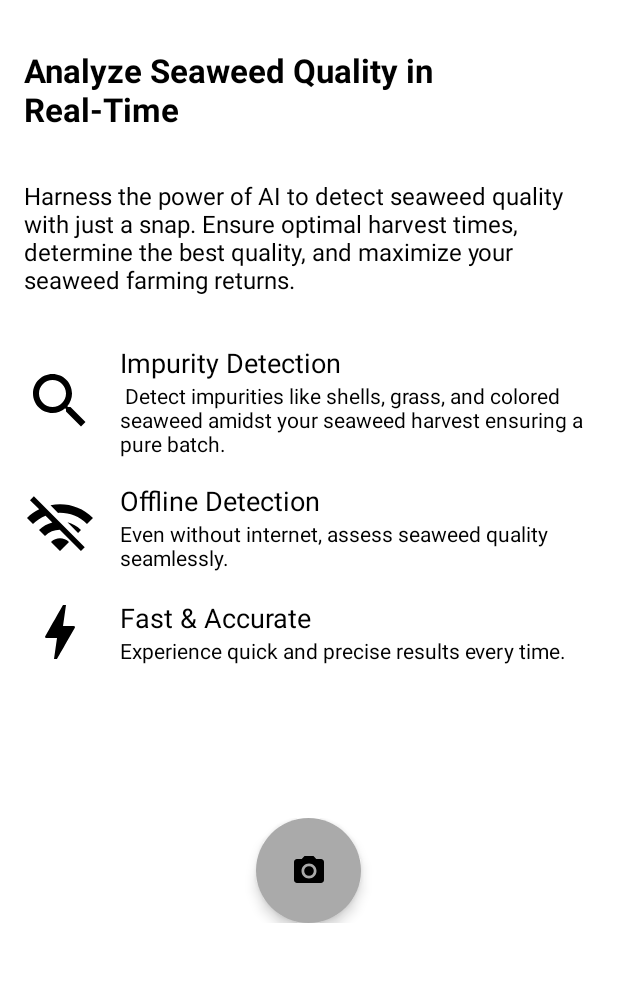
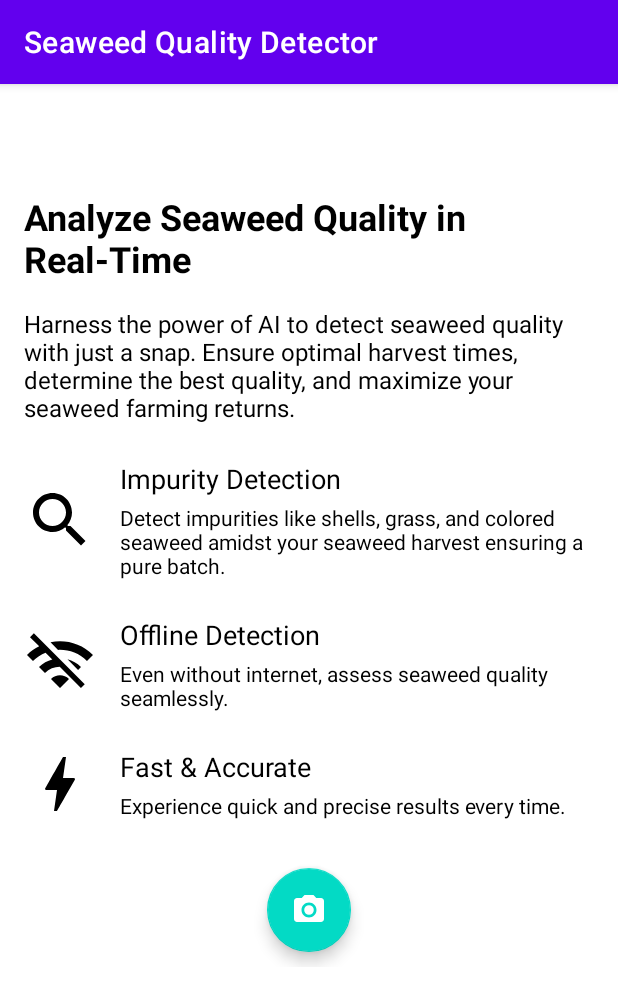
Before and after one commit to zhangxiang0518/YOLOv8_Seaweed_Detect, an Android app: the screen it shows after launch (HomeActivity), on a phone screen of 412 x 824 dp. Shown: the top 1005 px of the screen. Run offline under Robolectric (Android 15) with nearby library versions, the phone set to English and light mode, and no system bars.

Commit message:
Home page add header and ui improved

```diff
--- a/app/src/main/res/layout/activity_home.xml
+++ b/app/src/main/res/layout/activity_home.xml
@@ -1,65 +1,59 @@
 <?xml version="1.0" encoding="utf-8"?>
-<LinearLayout xmlns:android="http://schemas.android.com/apk/res/android"
+<androidx.coordinatorlayout.widget.CoordinatorLayout xmlns:android="http://schemas.android.com/apk/res/android"
+    xmlns:app="http://schemas.android.com/apk/res-auto"
     android:layout_width="match_parent"
     android:layout_height="match_parent"
-    xmlns:app="http://schemas.android.com/apk/res-auto"
-    android:background="#FFFFFF"
-    android:textColor="#000000"
-    android:orientation="vertical"
-    android:padding="16dp">
+    android:background="#FFFFFF">
 
-    <!-- Header with the title -->
-    <LinearLayout
+    <!-- AppBarLayout with Toolbar for Header -->
+    <com.google.android.material.appbar.AppBarLayout
         android:layout_width="match_parent"
         android:layout_height="wrap_content"
-        android:gravity="center_vertical|end"
-        android:orientation="horizontal">
+        android:theme="@style/ThemeOverlay.AppCompat.Dark.ActionBar">
 
-<!--        <TextView-->
-<!--            android:layout_width="0dp"-->
-<!--            android:layout_height="wrap_content"-->
-<!--            android:layout_weight="1"-->
-<!--            android:text="Seaweed Quality Detector"-->
-<!--            android:textSize="24sp" />-->
-    </LinearLayout>
+        <androidx.appcompat.widget.Toolbar
+            android:id="@+id/toolbar"
+            android:layout_width="match_parent"
+            android:layout_height="?attr/actionBarSize"
+            android:background="?attr/colorPrimary"
+            app:title="Seaweed Quality Detector" />
+    </com.google.android.material.appbar.AppBarLayout>
 
-    <!-- Main Content Section -->
-    <LinearLayout
+    <!-- Main Content wrapped in a ScrollView -->
+    <ScrollView
         android:layout_width="match_parent"
-        android:layout_height="wrap_content"
-        android:layout_marginTop="16dp"
-        android:orientation="vertical">
-
-        <TextView
-            android:layout_width="wrap_content"
-            android:layout_height="wrap_content"
-            android:text="Analyze Seaweed Quality in Real-Time"
-            android:textStyle="bold"
-            android:textColor="#000000"
-            android:textSize="22sp" />
-
-        <TextView
-            android:layout_width="wrap_content"
-            android:layout_height="wrap_content"
-            android:layout_marginTop="32dp"
-            android:text="Harness the power of AI to detect seaweed quality with just a snap. Ensure optimal harvest times, determine the best quality, and maximize your seaweed farming returns."
-            android:textColor="#000000"
-            android:textSize="16sp" />
+        android:layout_height="match_parent"
+        android:layout_marginTop="?attr/actionBarSize"
+        android:padding="16dp"
+        app:layout_behavior="@string/appbar_scrolling_view_behavior">
 
         <LinearLayout
             android:layout_width="match_parent"
             android:layout_height="wrap_content"
-            android:layout_marginTop="16dp"
             android:orientation="vertical">
 
-            <!-- Seaweed Analysis Feature -->
-            <!-- ... (This remains unchanged) ... -->
+            <!-- Title & Description -->
+            <com.google.android.material.textview.MaterialTextView
+                android:layout_width="wrap_content"
+                android:layout_height="wrap_content"
+                android:text="Analyze Seaweed Quality in Real-Time"
+                android:textColor="#000000"
+                android:textSize="24sp"
+                android:textStyle="bold" />
 
-            <!-- Impurity Detection: Shell -->
+            <com.google.android.material.textview.MaterialTextView
+                android:layout_width="match_parent"
+                android:layout_height="wrap_content"
+                android:layout_marginTop="16dp"
+                android:text="Harness the power of AI to detect seaweed quality with just a snap. Ensure optimal harvest times, determine the best quality, and maximize your seaweed farming returns."
+                android:textColor="#000000"
+                android:textSize="16sp" />
+
+            <!-- Impurity Detection Feature -->
             <LinearLayout
                 android:layout_width="match_parent"
                 android:layout_height="wrap_content"
-                android:layout_marginTop="16dp"
+                android:layout_marginTop="24dp"
                 android:gravity="center_vertical"
                 android:orientation="horizontal">
 
@@ -75,26 +69,28 @@
                     android:layout_weight="1"
                     android:orientation="vertical">
 
-                    <TextView
+                    <com.google.android.material.textview.MaterialTextView
                         android:layout_width="wrap_content"
                         android:layout_height="wrap_content"
                         android:text="Impurity Detection"
                         android:textColor="#000000"
                         android:textSize="18sp" />
 
-                    <TextView
+                    <com.google.android.material.textview.MaterialTextView
                         android:layout_width="wrap_content"
                         android:layout_height="wrap_content"
-                        android:text=" Detect impurities like shells, grass, and colored seaweed amidst your seaweed harvest ensuring a pure batch."
+                        android:layout_marginTop="4dp"
+                        android:text="Detect impurities like shells, grass, and colored seaweed amidst your seaweed harvest ensuring a pure batch."
                         android:textColor="#000000"
                         android:textSize="14sp" />
                 </LinearLayout>
             </LinearLayout>
 
+            <!-- Offline Detection Feature -->
             <LinearLayout
                 android:layout_width="match_parent"
                 android:layout_height="wrap_content"
-                android:layout_marginTop="16dp"
+                android:layout_marginTop="24dp"
                 android:gravity="center_vertical"
                 android:orientation="horizontal">
 
@@ -110,19 +106,20 @@
                     android:layout_weight="1"
                     android:orientation="vertical">
 
-                    <TextView
+                    <com.google.android.material.textview.MaterialTextView
                         android:layout_width="wrap_content"
                         android:layout_height="wrap_content"
                         android:text="Offline Detection"
                         android:textColor="#000000"
                         android:textSize="18sp" />
 
-                    <TextView
+                    <com.google.android.material.textview.MaterialTextView
                         android:layout_width="wrap_content"
                         android:layout_height="wrap_content"
+                        android:layout_marginTop="4dp"
                         android:text="Even without internet, assess seaweed quality seamlessly."
-                        android:textColor="#000000"
-                        android:textSize="14sp" />
+                    android:textColor="#000000"
+                    android:textSize="14sp" />
                 </LinearLayout>
             </LinearLayout>
 
@@ -130,7 +127,7 @@
             <LinearLayout
                 android:layout_width="match_parent"
                 android:layout_height="wrap_content"
-                android:layout_marginTop="16dp"
+                android:layout_marginTop="24dp"
                 android:gravity="center_vertical"
                 android:orientation="horizontal">
 
@@ -146,44 +143,33 @@
                     android:layout_weight="1"
                     android:orientation="vertical">
 
-                    <TextView
+                    <com.google.android.material.textview.MaterialTextView
                         android:layout_width="wrap_content"
                         android:layout_height="wrap_content"
                         android:text="Fast &amp; Accurate"
                         android:textColor="#000000"
                         android:textSize="18sp" />
 
-                    <TextView
+                    <com.google.android.material.textview.MaterialTextView
                         android:layout_width="wrap_content"
                         android:layout_height="wrap_content"
+                        android:layout_marginTop="4dp"
                         android:text="Experience quick and precise results every time."
                         android:textColor="#000000"
                         android:textSize="14sp" />
                 </LinearLayout>
             </LinearLayout>
 
+            <!-- Floating Action Button for Camera at the bottom -->
+            <com.google.android.material.floatingactionbutton.FloatingActionButton
+                android:id="@+id/cameraButton"
+                android:layout_width="wrap_content"
+                android:layout_height="wrap_content"
+                android:layout_gravity="center"
+                android:layout_marginTop="32dp"
+                android:layout_marginBottom="10dp"
+                app:srcCompat="@drawable/local_see_black_24dp"
+                app:tint="#FFFFFF" />
         </LinearLayout>
-
-        <!-- Camera Button at the bottom -->
-        <LinearLayout
-            android:layout_width="match_parent"
-            android:layout_height="wrap_content"
-            android:layout_marginTop="100dp"
-            android:gravity="center">
-
-            <ImageButton
-                android:id="@+id/cameraButton"
-                android:layout_width="70dp"
-                android:layout_height="70dp"
-                android:background="@drawable/circle_background"
-                app:srcCompat="@drawable/local_see_black_24dp"
-                android:elevation="5dp"
-                android:scaleType="centerInside" />
-
-
-
-
-        </LinearLayout>
-
-    </LinearLayout>
-</LinearLayout>
+    </ScrollView>
+</androidx.coordinatorlayout.widget.CoordinatorLayout>
```
